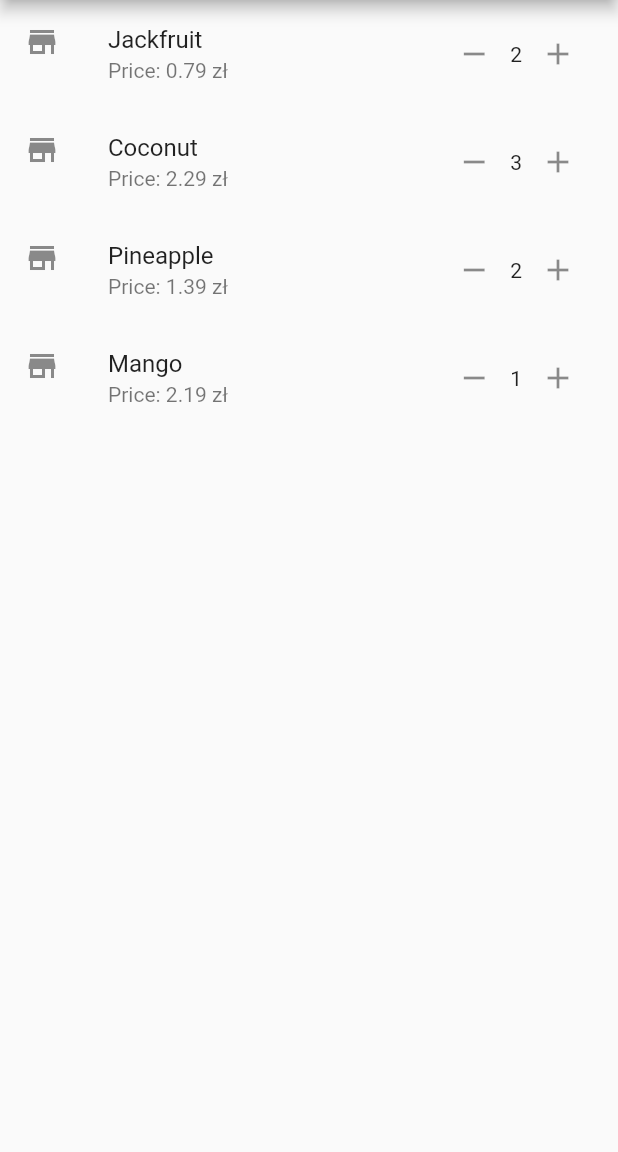
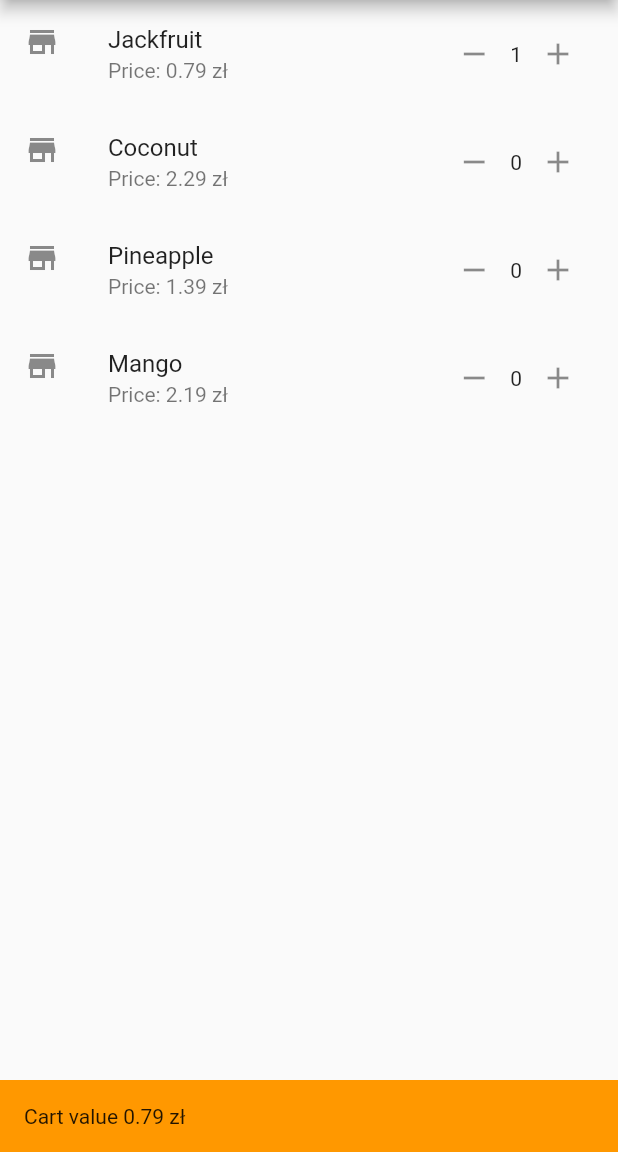
Before and after one commit to pszklarska/flutter_redux_animations_app, a Flutter app: the screen it shows after launch, after a tap on the "add" icon, on a phone screen of 412 x 824 dp, the part 84-1236 px from its top. Run offline on Flutter 3.47's test engine with Material 2 defaults, Android fonts, the phone set to English and light mode, and no system bars; our stand-ins replace flutter_redux, redux.

Commit message:
Adding cart value bar without animation

```diff
--- /dev/null
+++ b/lib/list/cart_value_bar.dart
@@ -0,0 +1,32 @@
+import 'package:flutter/material.dart';
+
+const CART_BAR_HEIGHT = 48.0;
+
+class CartValueBar extends StatelessWidget {
+  final double cartValue;
+
+  const CartValueBar({Key key, this.cartValue})
+      : super(key: key);
+
+  @override
+  Widget build(BuildContext context) {
+    return cartValue != 0
+        ? Container(
+            height: CART_BAR_HEIGHT,
+            color: Colors.orange,
+            child: Row(
+              children: <Widget>[
+                Padding(
+                  padding: const EdgeInsets.all(16.0),
+                  child: Text(
+                    'Cart value ${_getCartValue()} zł',
+                  ),
+                ),
+              ],
+            ),
+          )
+        : Container();
+  }
+
+  String _getCartValue() => cartValue.toStringAsFixed(2);
+}
--- a/lib/list/shopping_list.dart
+++ b/lib/list/shopping_list.dart
@@ -1,5 +1,6 @@
 import 'package:flutter/material.dart';
 import 'package:flutter_redux/flutter_redux.dart';
+import 'package:flutter_redux_animations/list/cart_value_bar.dart';
 import 'package:flutter_redux_animations/list/shopping_list_item.dart';
 import 'package:flutter_redux_animations/list/shopping_list_view_model.dart';
 import 'package:flutter_redux_animations/model/app_state.dart';
@@ -10,13 +11,21 @@ class ShoppingList extends StatelessWidget {
     return StoreConnector<AppState, ShoppingListViewModel>(
       converter: (store) => ShoppingListViewModel.build(store),
       builder: (context, viewModel) {
-        return ListView.builder(
+        return Stack(
+          children: <Widget>[
+            ListView.builder(
               itemCount: viewModel.cartItems.length,
               itemBuilder: (context, position) => ShoppingListItem(
                     item: viewModel.cartItems[position],
                     onProductAdded: viewModel.onProductAdded,
                     onProductRemoved: viewModel.onProductRemoved,
                   ),
+            ),
+            Align(
+              alignment: Alignment.bottomCenter,
+              child: CartValueBar(cartValue: viewModel.cartValue),
+            ),
+          ],
         );
       },
     );
--- a/lib/list/shopping_list_view_model.dart
+++ b/lib/list/shopping_list_view_model.dart
@@ -4,15 +4,28 @@ import 'package:flutter_redux_animations/redux/actions.dart';
 import 'package:redux/redux.dart';
 
 class ShoppingListViewModel {
+  final double cartValue;
   final List<CartItem> cartItems;
   final Function(CartItem) onProductAdded;
   final Function(CartItem) onProductRemoved;
 
-  ShoppingListViewModel({this.cartItems, this.onProductAdded, this.onProductRemoved});
+  ShoppingListViewModel({
+    this.cartValue,
+    this.cartItems,
+    this.onProductAdded,
+    this.onProductRemoved,
+  });
 
   static build(Store<AppState> store) => ShoppingListViewModel(
+        cartValue: _calculateCartValue(store.state.cartItems),
         cartItems: store.state.cartItems,
         onProductAdded: (cartItem) => store.dispatch(AddItemAction(cartItem)),
         onProductRemoved: (cartItem) => store.dispatch(RemoveItemAction(cartItem)),
       );
+
+  static double _calculateCartValue(List<CartItem> cartItems) {
+    return cartItems
+        .map((cartItem) => cartItem.price * cartItem.quantity)
+        .fold(0.0, (previous, next) => previous + next);
+  }
 }
--- a/lib/model/app_state.dart
+++ b/lib/model/app_state.dart
@@ -2,10 +2,10 @@ import 'package:flutter_redux_animations/model/cart_item.dart';
 
 class AppState {
   static var empty = AppState([
-    CartItem(1, 'Jackfruit', 1, 0.79),
-    CartItem(2, 'Coconut', 3, 2.29),
-    CartItem(3, 'Pineapple', 2, 1.39),
-    CartItem(4, 'Mango', 1, 2.19),
+    CartItem(1, 'Jackfruit', 0, 0.79),
+    CartItem(2, 'Coconut', 0, 2.29),
+    CartItem(3, 'Pineapple', 0, 1.39),
+    CartItem(4, 'Mango', 0, 2.19),
   ]);
 
   final List<CartItem> cartItems;
--- a/lib/redux/reducers.dart
+++ b/lib/redux/reducers.dart
@@ -23,6 +23,11 @@ AppState _removeItem(AppState state, RemoveItemAction action) {
       .toList());
 }
 
-CartItem getIncreasedQuantityItem(CartItem item) => item.copyWith(quantity: item.quantity + 1);
+CartItem getIncreasedQuantityItem(CartItem item) {
+  return item.copyWith(quantity: item.quantity + 1);
+}
 
-CartItem getDecreasedQuantityItem(CartItem item) => item.copyWith(quantity: item.quantity - 1);
+CartItem getDecreasedQuantityItem(CartItem item) {
+  if (item.quantity <= 0) return item;
+  return item.copyWith(quantity: item.quantity - 1);
+}
```
Lines whose indentation alone changed are shown as unchanged.
